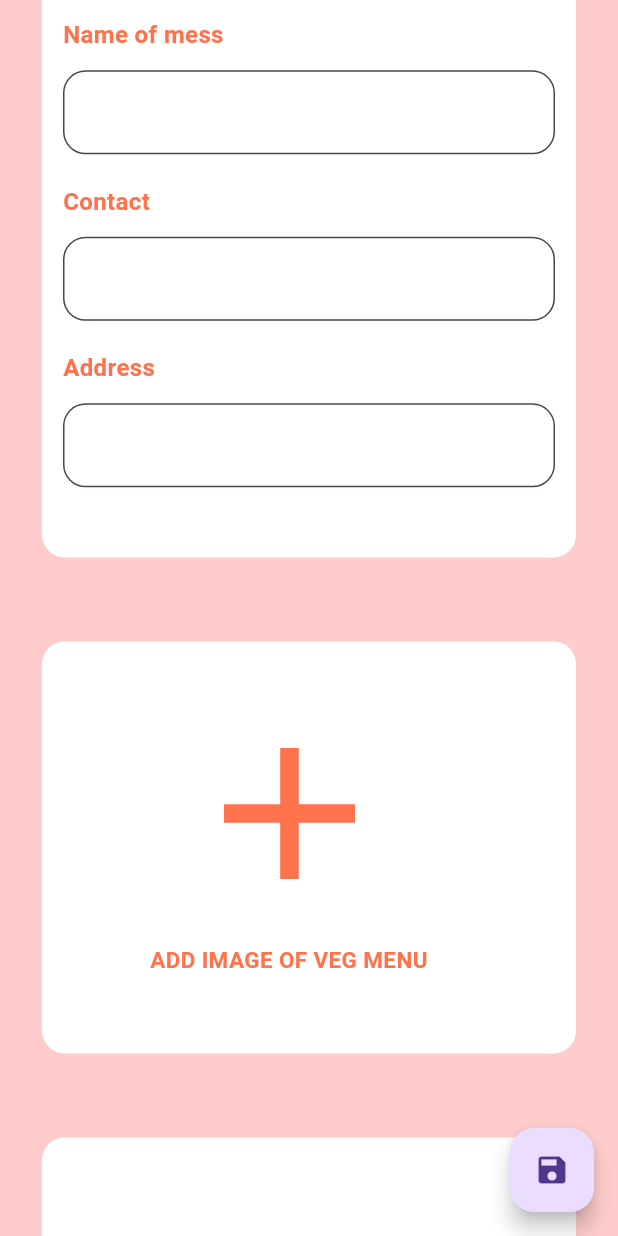
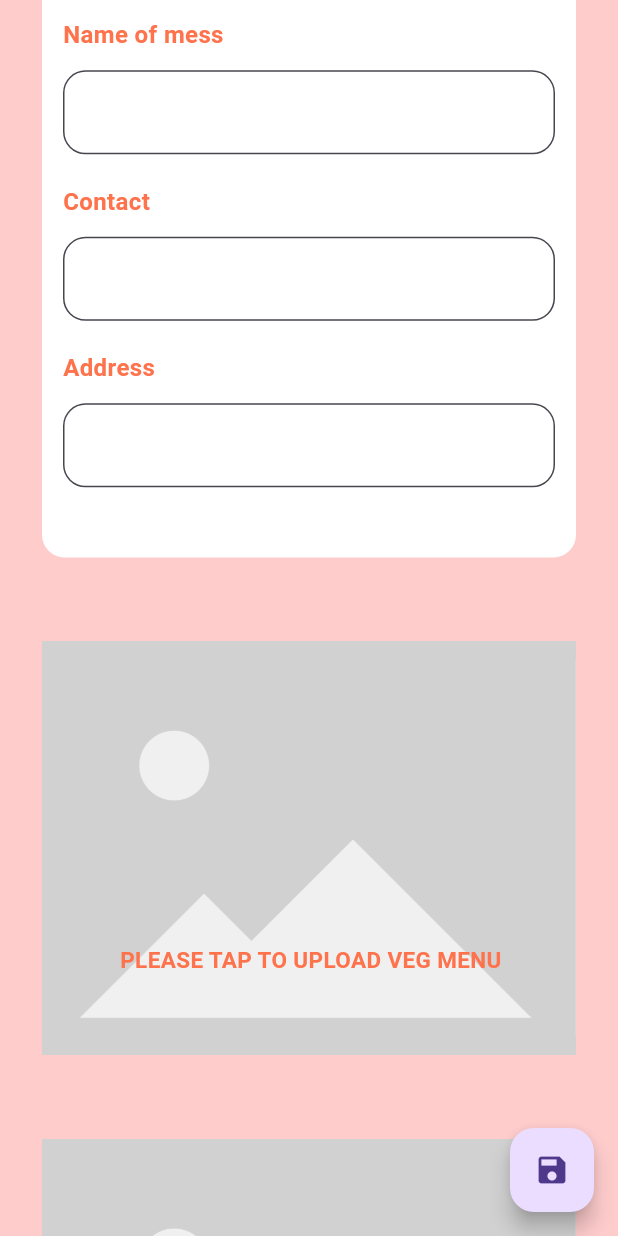
Before and after one commit to favas7/Mess-Hub, a Flutter app: the AdminProfileEdit screen opened directly, scrolled down 576 dp, on a phone screen of 412 x 824 dp. Run offline on Flutter 3.47's test engine with Material 3 defaults, Android fonts, the phone set to English and light mode, and no system bars; our stand-ins replace cloud_firestore, convex_bottom_bar, firebase_auth, firebase_core, firebase_storage, fluttertoast and 2 more; accounts and stored records are empty.

Commit message:
UI changed

```diff
--- a/lib/presentation/admin/adminProfileEdit.dart
+++ b/lib/presentation/admin/adminProfileEdit.dart
@@ -39,6 +39,7 @@ class _AdminProfileEditState extends State<AdminProfileEdit> {
     _fullplan.clear();
     _twotime.clear();
     _lunch.clear();
+
   }
 
 
@@ -139,7 +140,11 @@ void showSuccessMessage(BuildContext context, String message, {int duration = 2}
   Widget build(BuildContext context) {
     return Scaffold(
       backgroundColor: adminBg,
-      body: SafeArea(
+      body: GestureDetector(
+        onTap: (){
+          FocusScope.of(context).unfocus();
+        },
+        child: SafeArea(
           child: SingleChildScrollView(
                 child: Column(
                   children: [
@@ -269,25 +274,22 @@ void showSuccessMessage(BuildContext context, String message, {int duration = 2}
                             ),
                           ),
                         ),
-                      Positioned(
-                        left: 110,
-                        top: 60,
-                        child: IconButton(
-                          onPressed: () {
+                        Padding(
+                          padding: const EdgeInsets.all(28.0),
+                          child: GestureDetector(
+                            onTap: () {
                               vegImagepicker();
                             },
-                          icon: const Icon(Icons.add),
-                          iconSize: 150,
-                          color: mainColor,
+                            child: Image.asset("assets/PlaceHolder/Placeholder_view_vector.svg.png"),
                           ),
                         ),
                         Positioned(
-                        left: 100,
+                          left: 80,
                           top: 230,
                           child: InkWell(
                             onTap: () {},
                             child: const Text(
-                            'ADD IMAGE OF VEG MENU',
+                              'PLEASE TAP TO UPLOAD VEG MENU',
                               style: TextStyle(
                                 color: mainColor,
                                 fontSize: 15,
@@ -324,25 +326,22 @@ void showSuccessMessage(BuildContext context, String message, {int duration = 2}
                             ),
                           ),
                         ),
-                      Positioned(
-                        left: 110,
-                        top: 60,
-                        child: IconButton(
-                          onPressed: () {
+                        Padding(
+                          padding: const EdgeInsets.all(28.0),
+                          child: GestureDetector(
+                            onTap: () {
                               nonvegImagepicker();
                             },
-                          icon: const Icon(Icons.add),
-                          iconSize: 150,
-                          color: mainColor,
+                            child: Image.asset("assets/PlaceHolder/Placeholder_view_vector.svg.png"),
                           ),
                         ),
                         Positioned(
-                        left: 100,
+                          left: 80,
                           top: 230,
                           child: InkWell(
                             onTap: () {},
                             child: const Text(
-                            'ADD IMAGE OF NON VEG MENU',
+                              'PLEASE TAP TO UPLOAD VEG MENU',
                               style: TextStyle(
                                 color: mainColor,
                                 fontSize: 15,
@@ -417,6 +416,7 @@ void showSuccessMessage(BuildContext context, String message, {int duration = 2}
                 ),
               )
         ),
+      ),
 
       floatingActionButton: FloatingActionButton(
         onPressed: () {
```
Also changed, not shown: lib/presentation/User/home.dart (+17 -4 lines), lib/presentation/admin/adminEdit.dart (+29 -4 lines), lib/presentation/admin/adminHome.dart (+32 -12 lines), lib/presentation/admin/adminProfile.dart (+26 -10 lines). Lines whose indentation alone changed are shown as unchanged.
